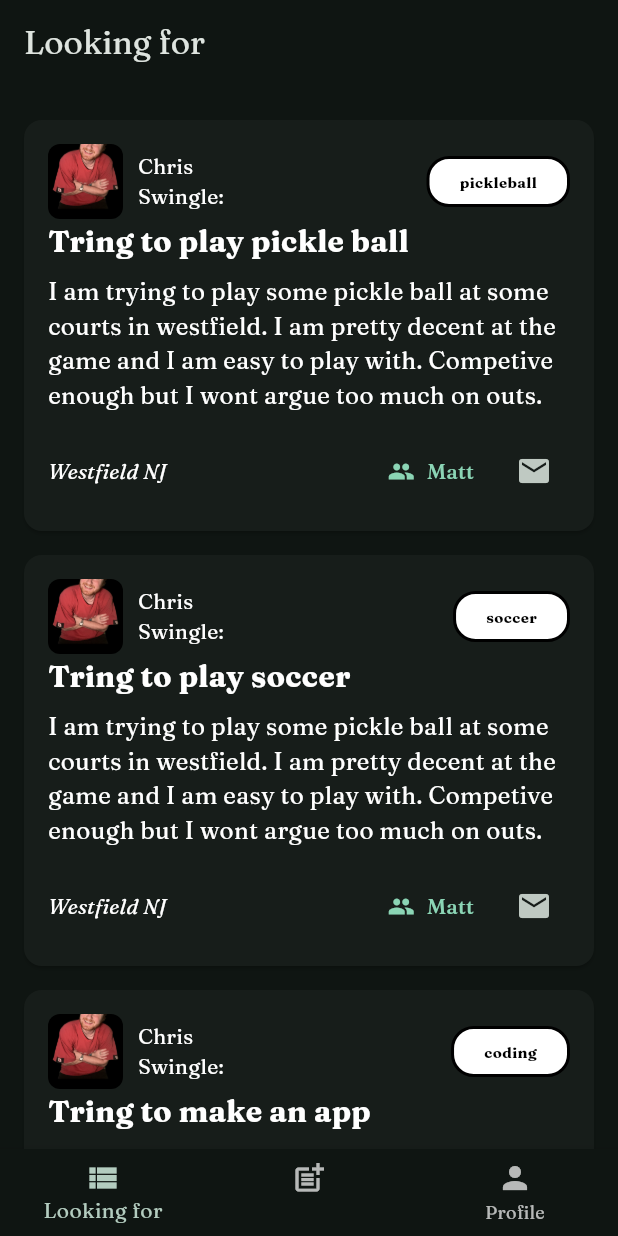
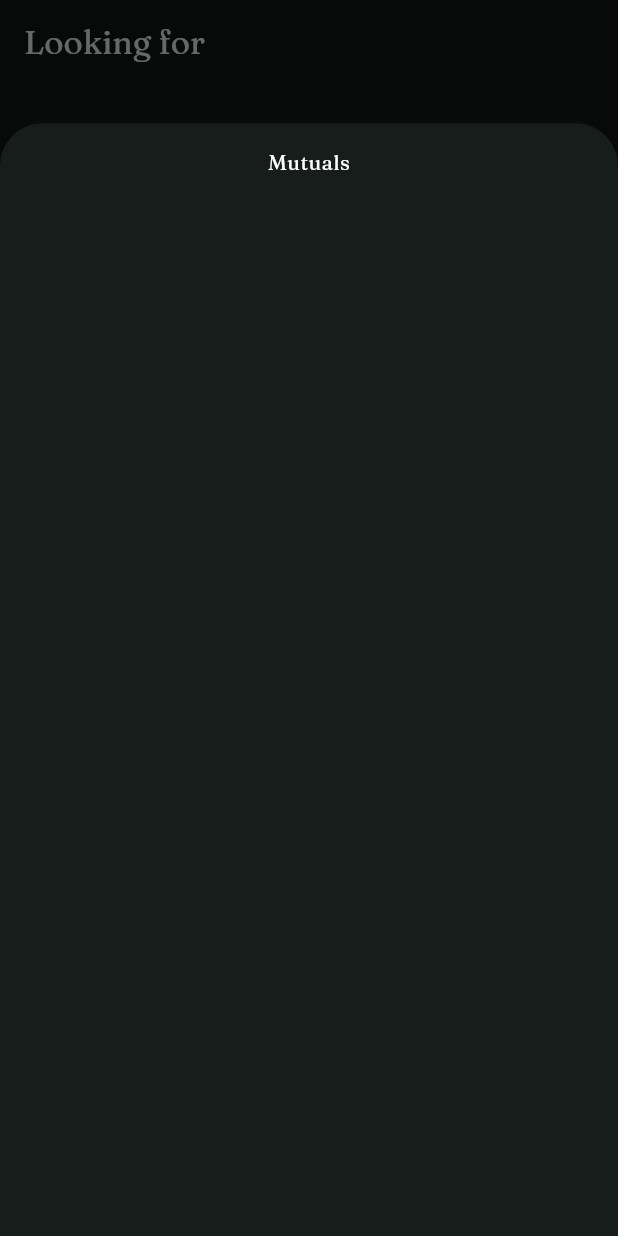
Before and after one commit to ChrisSwingle/LikeMinds, a Flutter app: the screen it shows after launch, after a tap on "Matt", on a phone screen of 412 x 824 dp. Run offline on Flutter 3.47's test engine with Material 3 defaults, Android fonts, the phone set to English and light mode, and no system bars; our stand-ins replace flutter_riverpod, google_fonts.

Commit message:
added modals to button for looking for card mutuals and user profile

```diff
--- a/lib/widgets/looking_for_widgets/looking_for_card.dart
+++ b/lib/widgets/looking_for_widgets/looking_for_card.dart
@@ -1,5 +1,8 @@
 import 'package:flutter/material.dart';
+
 import 'package:like_minds/models/looking_for.dart';
+import 'package:like_minds/screens/profile_screen.dart';
+import 'package:like_minds/widgets/looking_for_widgets/looking_for_mutuals.dart';
 import 'package:like_minds/widgets/profile_widgets/interest_bubble.dart';
 
 class LookingForCard extends StatelessWidget {
@@ -9,6 +12,65 @@ class LookingForCard extends StatelessWidget {
 
   @override
   Widget build(BuildContext context) {
+    void openProfile() {
+      showModalBottomSheet(
+        context: context,
+        isScrollControlled: true, // Allow the modal to take more space
+        builder: (BuildContext context) {
+          return DraggableScrollableSheet(
+            initialChildSize:
+                0.9, // Initial size of the sheet as a fraction of the screen height
+            minChildSize:
+                0.9, // Prevents the sheet from being dragged down beyond this point
+            maxChildSize:
+                0.9, // Prevents the sheet from being dragged up beyond this point
+            expand: false, // Keeps the sheet at the initial size
+            builder: (BuildContext context, ScrollController scrollController) {
+              return SafeArea(
+                child: SingleChildScrollView(
+                  controller: scrollController,
+                  child: Container(
+                      padding: const EdgeInsets.all(16.0),
+                      child: ProfileScreen(
+                        profile: lookingFor.profile,
+                      )),
+                ),
+              );
+            },
+          );
+        },
+      );
+    }
+
+    void openMutuals() {
+      showModalBottomSheet(
+        context: context,
+        isScrollControlled: true, // Allow the modal to take more space
+        builder: (BuildContext context) {
+          return DraggableScrollableSheet(
+            initialChildSize:
+                0.9, // Initial size of the sheet as a fraction of the screen height
+            minChildSize:
+                0.9, // Prevents the sheet from being dragged down beyond this point
+            maxChildSize:
+                0.9, // Prevents the sheet from being dragged up beyond this point
+            expand: false, // Keeps the sheet at the initial size
+            builder: (BuildContext context, ScrollController scrollController) {
+              return SafeArea(
+                child: SingleChildScrollView(
+                  controller: scrollController,
+                  child: Container(
+                    padding: const EdgeInsets.all(16.0),
+                    child: LookingForMutuals(),
+                  ),
+                ),
+              );
+            },
+          );
+        },
+      );
+    }
+
     return Card(
       margin: const EdgeInsets.symmetric(vertical: 8.0),
       child: Padding(
@@ -16,7 +78,9 @@ class LookingForCard extends StatelessWidget {
         child: Column(
           crossAxisAlignment: CrossAxisAlignment.start,
           children: [
-            Row(
+            GestureDetector(
+              onTap: openProfile,
+              child: Row(
                 children: [
                   ClipRRect(
                     borderRadius: BorderRadius.circular(8.0),
@@ -27,7 +91,7 @@ class LookingForCard extends StatelessWidget {
                       fit: BoxFit.cover,
                     ),
                   ),
-                SizedBox(
+                  const SizedBox(
                     width: 10,
                   ),
                   Column(
@@ -35,11 +99,13 @@ class LookingForCard extends StatelessWidget {
                     children: [
                       Text(
                         lookingFor.profile.firstName,
-                      style: const TextStyle(fontSize: 14, color: Colors.white),
+                        style:
+                            const TextStyle(fontSize: 14, color: Colors.white),
                       ),
                       Text(
-                      lookingFor.profile.lastName + ":  ",
-                      style: const TextStyle(fontSize: 14, color: Colors.white),
+                        lookingFor.profile.lastName,
+                        style:
+                            const TextStyle(fontSize: 14, color: Colors.white),
                       ),
                     ],
                   ),
@@ -48,6 +114,7 @@ class LookingForCard extends StatelessWidget {
                     title: lookingFor.interest.name.toString(),
                   ),
                 ],
+              ),
             ),
             Row(
               children: [
@@ -68,9 +135,6 @@ class LookingForCard extends StatelessWidget {
             ),
             const SizedBox(height: 15),
             Row(
-              children: [],
-            ),
-            Row(
               children: [
                 Text(
                   lookingFor.profile.location,
@@ -79,7 +143,7 @@ class LookingForCard extends StatelessWidget {
                 ),
                 const Spacer(),
                 TextButton.icon(
-                  onPressed: () {},
+                  onPressed: openMutuals,
                   label: const Text('Matt'),
                   icon: const Icon(Icons.people),
                 ),
--- /dev/null
+++ b/lib/widgets/looking_for_widgets/looking_for_mutuals.dart
@@ -0,0 +1,15 @@
+import 'package:flutter/material.dart';
+
+class LookingForMutuals extends StatelessWidget {
+  const LookingForMutuals({super.key});
+
+  @override
+  Widget build(BuildContext context) {
+    return const Center(
+      child: Text(
+        'Mutuals',
+        style: TextStyle(color: Colors.white),
+      ),
+    );
+  }
+}
```
Lines whose indentation alone changed are shown as unchanged.
